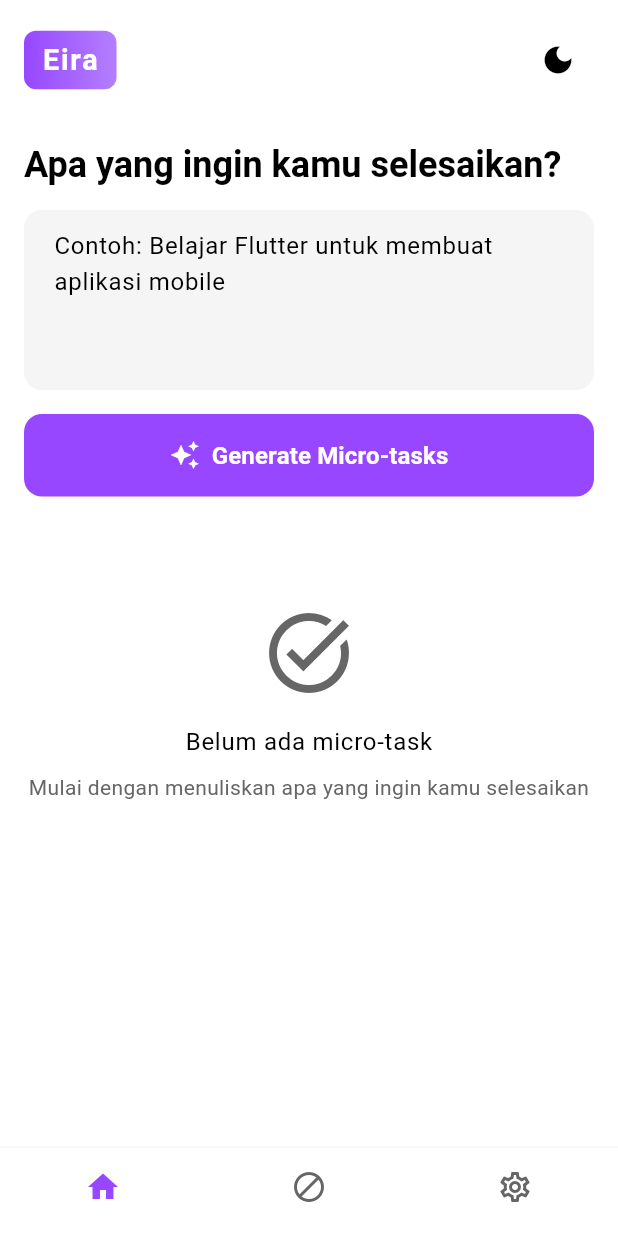
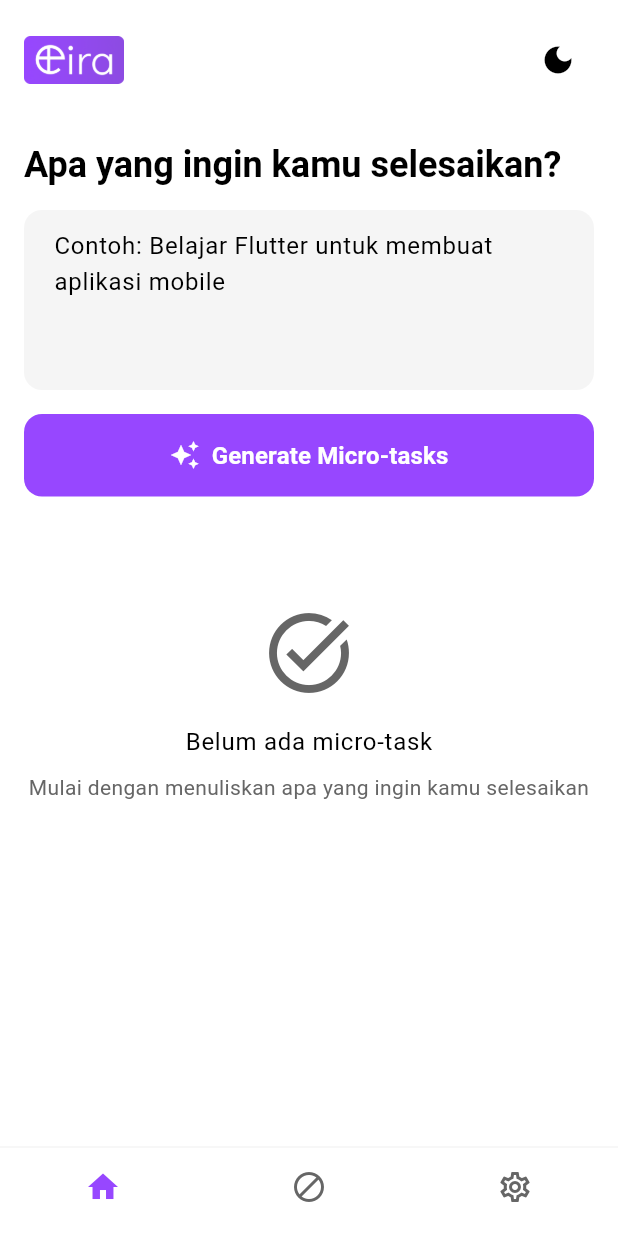
Before and after one commit to alkausarhapis/eira, a Flutter app: the screen it shows after launch, on a phone screen of 412 x 824 dp. Run offline on Flutter 3.47's test engine with Material 3 defaults, Android fonts, the light colour scheme and no system bars; our stand-ins replace shared_preferences, sqflite; accounts and stored records are empty.

Commit message:
chore: change logo widget

```diff
--- a/lib/widgets/logo_widget.dart
+++ b/lib/widgets/logo_widget.dart
@@ -7,23 +7,10 @@ class LogoWidget extends StatelessWidget {
 
   @override
   Widget build(BuildContext context) {
-    return Container(
-      padding: EdgeInsets.symmetric(horizontal: 12, vertical: 6),
-      decoration: BoxDecoration(
-        gradient: LinearGradient(
-          colors: [Color(0xFF9747FF), Color(0xFFB47FFF)],
-        ),
-        borderRadius: BorderRadius.circular(8),
-      ),
-      child: Text(
-        'Eira',
-        style: TextStyle(
-          fontSize: size * 0.6,
-          fontWeight: FontWeight.bold,
-          color: Colors.white,
-          letterSpacing: 1.2,
-        ),
-      ),
+    return Image.asset(
+      'assets/logo/logotype_eira.png',
+      height: size,
+      fit: BoxFit.contain,
     );
   }
 }
--- a/pubspec.yaml
+++ b/pubspec.yaml
@@ -21,3 +21,6 @@ dev_dependencies:
 
 flutter:
   uses-material-design: true
+  assets:
+    - assets/
+    - assets/logo/
```
